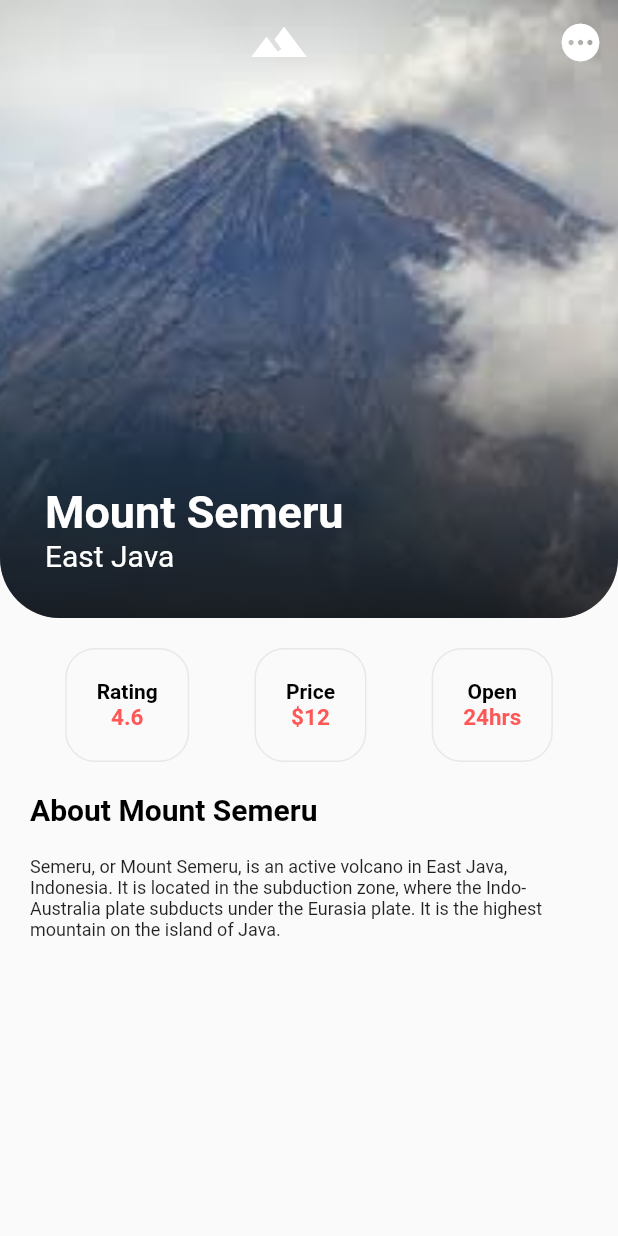
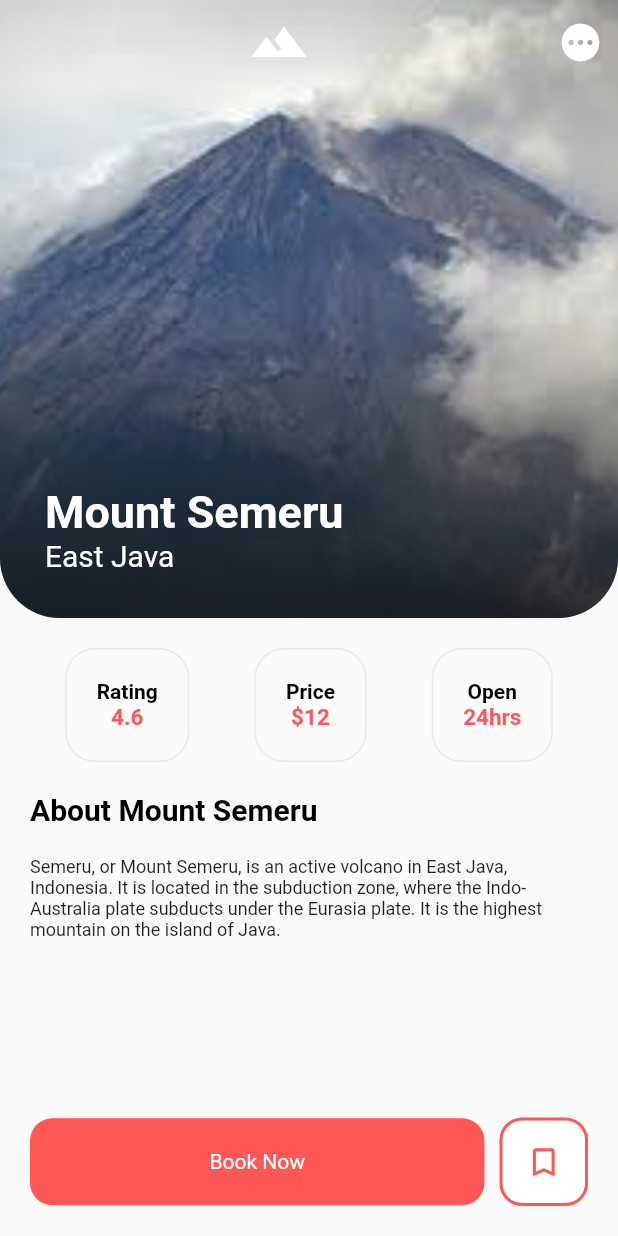
Before and after one commit to manjozib/practice_flutter, a Flutter app: the screen it shows after launch, on a phone screen of 412 x 824 dp. Run offline on Flutter 3.47's test engine with Material 2 defaults, Android fonts, the phone set to English and light mode, and no system bars.

Commit message:
Bottom action panel in the bottom region of the details page

```diff
--- a/lib/main.dart
+++ b/lib/main.dart
@@ -235,7 +235,8 @@ class  DetailsPage extends StatelessWidget {
                           )
                         ],
                       )
-                  )
+                  ),
+                  DetailsBottomActions()
                 ],
               )
           )
@@ -626,6 +627,63 @@ class DetailsRatingBar extends StatelessWidget {
   }
 }
 
+//DetailsBottomActions
+class DetailsBottomActions extends StatelessWidget {
+  const DetailsBottomActions({Key? key}) : super(key: key);
+
+  @override
+  Widget build(BuildContext context) {
+    return Container(
+      child: Padding(
+        padding: EdgeInsets.only(left: 20, right: 20, bottom: 20),
+        child: Row(
+          children: [
+            Expanded(
+                child: Material(
+                  borderRadius: BorderRadius.circular(15),
+                  color: mainColor,
+                  child: InkWell(
+                    highlightColor: Colors.white.withOpacity(0.2),
+                    splashColor: Colors.white.withOpacity(0.2),
+                    onTap: () {},
+                    child: Container(
+                      padding: EdgeInsets.all(21),
+                      child: Text(
+                        'Book Now',
+                        textAlign: TextAlign.center,
+                        style: TextStyle(
+                          color: Colors.white
+                        ),
+                      ),
+                    ),
+                  ),
+                )
+            ),
+            Container(
+              margin: EdgeInsets.only(left: 10),
+              padding: EdgeInsets.all(15),
+              decoration: BoxDecoration(
+                borderRadius: BorderRadius.circular(15),
+                color: Colors.white,
+                border: Border.all(
+                    color: mainColor,
+                  width: 2
+                )
+              ),
+              child: Icon(
+                Icons.turned_in_not,
+                color: mainColor,
+                size: 25,
+              ),
+            )
+          ],
+        ),
+      ),
+    );
+  }
+}
+
+
 
 
 
```
